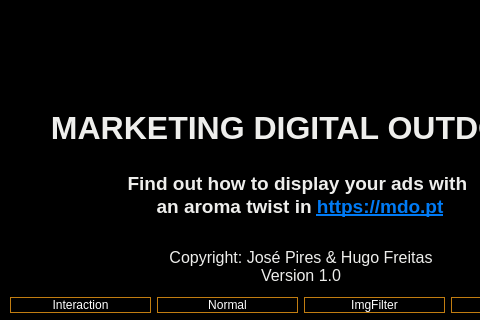
First picture: the form in Proj/code/LS/LSApp/mainwindow.ui, repository ElectroQuanta/MDO, before the edit; both pictures show x 0 to 480 and y 704 to 1024 of the 600 by 1024 pixel window.
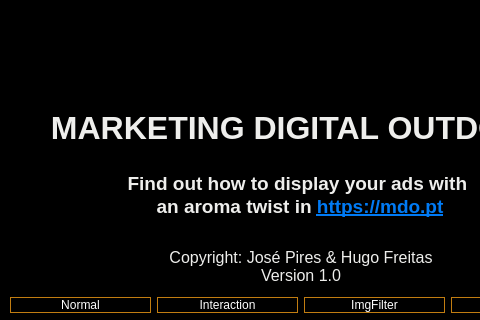
Second picture: the form after the edit. Icons and pictures are not drawn.

Commit message: FIX: LS: removed background in some UI views

```diff
--- a/Proj/code/LS/LSApp/mainwindow.ui
+++ b/Proj/code/LS/LSApp/mainwindow.ui
@@ -132,23 +132,6 @@
        </item>
        <item>
         <layout class="QHBoxLayout" name="horizontalLayout_2">
-         <item>
-          <widget class="QPushButton" name="pushButton_2">
-           <property name="toolTip">
-            <string>Dummy button to navigate to Interaction mode view</string>
-           </property>
-           <property name="styleSheet">
-            <string notr="true">color: rgb(255, 255, 255);
-border: 1px solid rgb(193, 125, 17)
-/*border-color: rgb(193, 125, 17);
-border-radius: 5px
-*/</string>
-           </property>
-           <property name="text">
-            <string>Interaction</string>
-           </property>
-          </widget>
-         </item>
          <item>
           <widget class="QPushButton" name="pushButton">
            <property name="toolTip">
@@ -166,6 +149,23 @@
            </property>
           </widget>
          </item>
+         <item>
+          <widget class="QPushButton" name="pushButton_2">
+           <property name="toolTip">
+            <string>Dummy button to navigate to Interaction mode view</string>
+           </property>
+           <property name="styleSheet">
+            <string notr="true">color: rgb(255, 255, 255);
+border: 1px solid rgb(193, 125, 17)
+/*border-color: rgb(193, 125, 17);
+border-radius: 5px
+*/</string>
+           </property>
+           <property name="text">
+            <string>Interaction</string>
+           </property>
+          </widget>
+         </item>
          <item>
           <widget class="QPushButton" name="pushButton_3">
            <property name="toolTip">
```
The commit also changes 2 other files.
